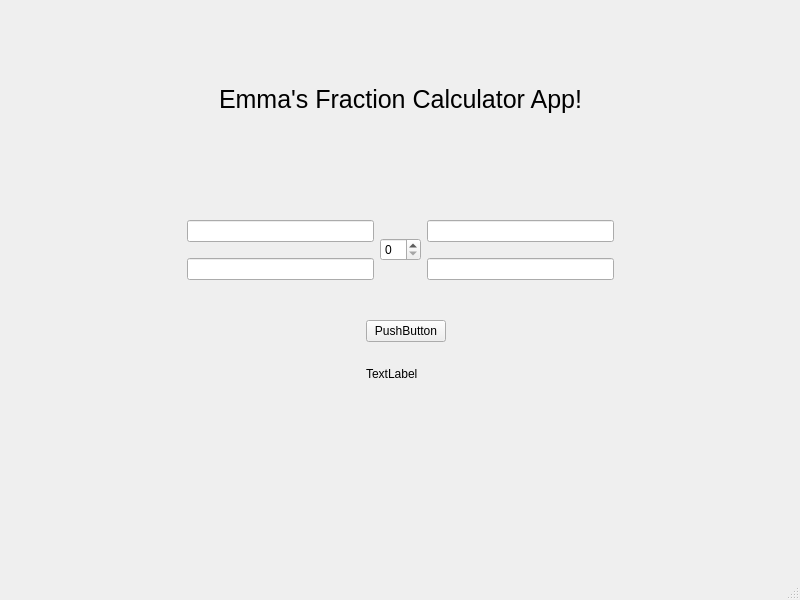
Old version of the form Assignment3/FractionGUI/mainwindow.ui in the repository emmapaczkowski/CMPE320.
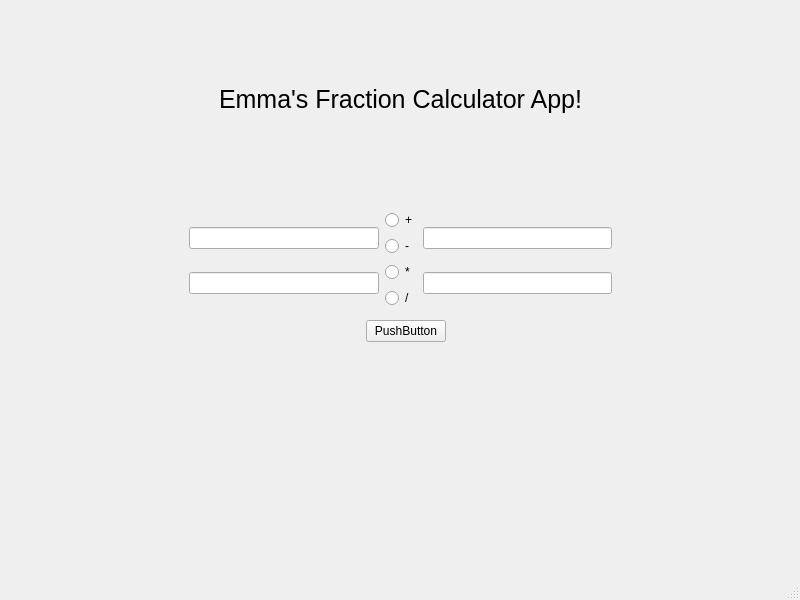
New version of the form.

Diff of the .ui file:
```diff
--- a/Assignment3/FractionGUI/mainwindow.ui
+++ b/Assignment3/FractionGUI/mainwindow.ui
@@ -20,7 +20,7 @@
       <x>0</x>
       <y>210</y>
       <width>801</width>
-      <height>80</height>
+      <height>102</height>
      </rect>
     </property>
     <layout class="QHBoxLayout" name="horizontalLayout_2">
@@ -48,7 +48,36 @@
       </layout>
      </item>
      <item>
-      <widget class="QSpinBox" name="spinBox"/>
+      <layout class="QGridLayout" name="gridLayout_10">
+       <item row="3" column="0">
+        <widget class="QRadioButton" name="division">
+         <property name="text">
+          <string>/</string>
+         </property>
+        </widget>
+       </item>
+       <item row="0" column="0">
+        <widget class="QRadioButton" name="addition">
+         <property name="text">
+          <string>+</string>
+         </property>
+        </widget>
+       </item>
+       <item row="2" column="0">
+        <widget class="QRadioButton" name="multiplication">
+         <property name="text">
+          <string>*</string>
+         </property>
+        </widget>
+       </item>
+       <item row="1" column="0">
+        <widget class="QRadioButton" name="subtraction">
+         <property name="text">
+          <string>-</string>
+         </property>
+        </widget>
+       </item>
+      </layout>
      </item>
      <item>
       <layout class="QGridLayout" name="gridLayout_6">
@@ -114,7 +143,7 @@
       <x>0</x>
       <y>320</y>
       <width>811</width>
-      <height>80</height>
+      <height>86</height>
      </rect>
     </property>
     <layout class="QGridLayout" name="gridLayout_7">
@@ -154,7 +183,7 @@
      <item row="1" column="1">
       <widget class="QLabel" name="calOutput">
        <property name="text">
-        <string>TextLabel</string>
+        <string> </string>
        </property>
       </widget>
      </item>
```
Left out of the diff: 67 changed lines with no effect on the pictures.
